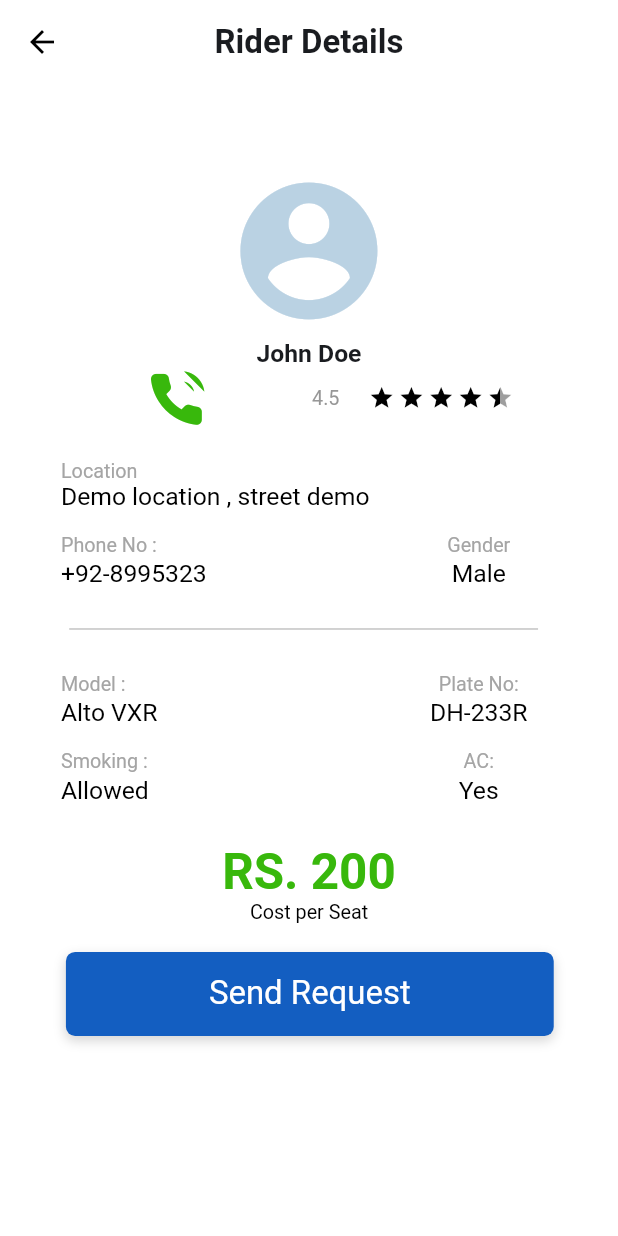
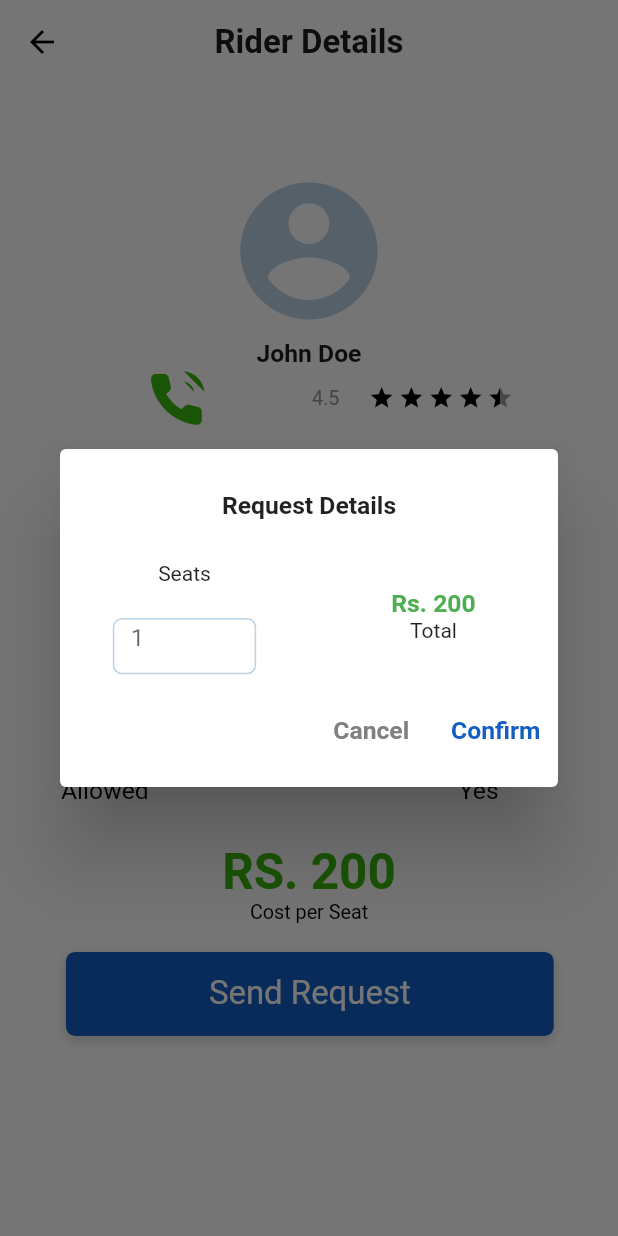
Before and after one commit to Infoshabirkhan/car_pooling_passenger, a Flutter app: the RiderDetailScreen screen opened directly, after a tap on "Send Request", on a phone screen of 412 x 824 dp. Run offline on Flutter 3.47's test engine with Material 2 defaults, Android fonts, the phone set to English and light mode, and no system bars; drawn by our look-alikes of flutter_rating_bar; our stand-ins replace bloc, device_preview, flutter_bloc, flutter_screenutil, google_maps_flutter, pin_code_fields; Roboto replaces fonts that are missing (SF Pro Text).

Commit message:
dialog box added

```diff
--- /dev/null
+++ b/lib/Controller/cubits/rider_detail_view_cubits/book_ride_cubit.dart
@@ -0,0 +1,13 @@
+import 'package:bloc/bloc.dart';
+import 'package:meta/meta.dart';
+
+
+class BookRideCubit extends Cubit<bool> {
+  BookRideCubit(super.initialState);
+
+  manageBooking({required isCancel}){
+
+    emit(isCancel);
+  }
+
+}
--- a/lib/Model/utils/appicons.dart
+++ b/lib/Model/utils/appicons.dart
@@ -12,6 +12,10 @@
 ///       - asset: fonts/AppIcons.ttf
 ///
 ///
+/// * Font Awesome 5, Copyright (C) 2016 by Dave Gandy
+///         Author:    Dave Gandy
+///         License:   SIL (https://github.com/FortAwesome/Font-Awesome/blob/master/LICENSE.txt)
+///         Homepage:  http://fortawesome.github.com/Font-Awesome/
 ///
 import 'package:flutter/widgets.dart';
 
@@ -21,25 +25,24 @@ class AppIcons {
   static const _kFontFam = 'AppIcons';
   static const String? _kFontPkg = null;
 
-  static const IconData home = IconData(0xe800, fontFamily: _kFontFam, fontPackage: _kFontPkg);
-  static const IconData map = IconData(0xe802, fontFamily: _kFontFam, fontPackage: _kFontPkg);
-  static const IconData group = IconData(0xe803, fontFamily: _kFontFam, fontPackage: _kFontPkg);
-  static const IconData account_person = IconData(0xe804, fontFamily: _kFontFam, fontPackage: _kFontPkg);
-  static const IconData component_11___1 = IconData(0xe805, fontFamily: _kFontFam, fontPackage: _kFontPkg);
-  static const IconData arrow_back = IconData(0xe806, fontFamily: _kFontFam, fontPackage: _kFontPkg);
-  static const IconData car = IconData(0xe807, fontFamily: _kFontFam, fontPackage: _kFontPkg);
-  static const IconData customer_care = IconData(0xe808, fontFamily: _kFontFam, fontPackage: _kFontPkg);
-  static const IconData empty_seat = IconData(0xe809, fontFamily: _kFontFam, fontPackage: _kFontPkg);
-  static const IconData arrow_down = IconData(0xe80a, fontFamily: _kFontFam, fontPackage: _kFontPkg);
-  static const IconData arrow_up = IconData(0xe80b, fontFamily: _kFontFam, fontPackage: _kFontPkg);
-  static const IconData phone_call = IconData(0xe80c, fontFamily: _kFontFam, fontPackage: _kFontPkg);
-  static const IconData component_12___1 = IconData(0xe80d, fontFamily: _kFontFam, fontPackage: _kFontPkg);
-  static const IconData component_18___1 = IconData(0xe80e, fontFamily: _kFontFam, fontPackage: _kFontPkg);
-  static const IconData group_12 = IconData(0xe80f, fontFamily: _kFontFam, fontPackage: _kFontPkg);
-  static const IconData icon_feather_search = IconData(0xe811, fontFamily: _kFontFam, fontPackage: _kFontPkg);
-  static const IconData settings = IconData(0xe812, fontFamily: _kFontFam, fontPackage: _kFontPkg);
-  static const IconData star_half = IconData(0xe813, fontFamily: _kFontFam, fontPackage: _kFontPkg);
-  static const IconData star_outlined = IconData(0xe814, fontFamily: _kFontFam, fontPackage: _kFontPkg);
-  static const IconData seat_booked = IconData(0xe815, fontFamily: _kFontFam, fontPackage: _kFontPkg);
-  static const IconData travel = IconData(0xe816, fontFamily: _kFontFam, fontPackage: _kFontPkg);
+  static const IconData phone_call = IconData(0xe800, fontFamily: _kFontFam, fontPackage: _kFontPkg);
+  static const IconData arrow_back = IconData(0xe802, fontFamily: _kFontFam, fontPackage: _kFontPkg);
+  static const IconData star = IconData(0xe803, fontFamily: _kFontFam, fontPackage: _kFontPkg);
+  static const IconData star_half = IconData(0xe804, fontFamily: _kFontFam, fontPackage: _kFontPkg);
+  static const IconData settings = IconData(0xe805, fontFamily: _kFontFam, fontPackage: _kFontPkg);
+  static const IconData star_outlined = IconData(0xe806, fontFamily: _kFontFam, fontPackage: _kFontPkg);
+  static const IconData account_person = IconData(0xe807, fontFamily: _kFontFam, fontPackage: _kFontPkg);
+  static const IconData seat_booked = IconData(0xe808, fontFamily: _kFontFam, fontPackage: _kFontPkg);
+  static const IconData home = IconData(0xe809, fontFamily: _kFontFam, fontPackage: _kFontPkg);
+  static const IconData square = IconData(0xe80a, fontFamily: _kFontFam, fontPackage: _kFontPkg);
+  static const IconData empty_seat = IconData(0xe80b, fontFamily: _kFontFam, fontPackage: _kFontPkg);
+  static const IconData arrow_up = IconData(0xe80c, fontFamily: _kFontFam, fontPackage: _kFontPkg);
+  static const IconData travel = IconData(0xe80d, fontFamily: _kFontFam, fontPackage: _kFontPkg);
+  static const IconData customer_care = IconData(0xe80e, fontFamily: _kFontFam, fontPackage: _kFontPkg);
+  static const IconData arrow_down = IconData(0xe80f, fontFamily: _kFontFam, fontPackage: _kFontPkg);
+  static const IconData group_83 = IconData(0xe810, fontFamily: _kFontFam, fontPackage: _kFontPkg);
+  static const IconData car = IconData(0xe811, fontFamily: _kFontFam, fontPackage: _kFontPkg);
+  static const IconData bucket = IconData(0xe813, fontFamily: _kFontFam, fontPackage: _kFontPkg);
+  static const IconData search = IconData(0xe814, fontFamily: _kFontFam, fontPackage: _kFontPkg);
+  static const IconData user_2 = IconData(0xf007, fontFamily: _kFontFam, fontPackage: _kFontPkg);
 }
--- a/lib/View/bottom_navigaion_views/home_screen_views/home_screen.dart
+++ b/lib/View/bottom_navigaion_views/home_screen_views/home_screen.dart
@@ -125,9 +125,10 @@ class HomeScreen extends StatelessWidget {
               itemCount: 10,
               itemBuilder: (ctx, index) {
                 return BookRideWidget(
+                  currentIndex: index,
                     myIcon: index % 2 == 0
                         ? AppIcons.seat_booked
-                        : AppIcons.seat_booked,
+                        : AppIcons.bucket,
                     name: index % 2 == 0 ? "Booked Seats: 2" : "Delivery");
               })
         ],
--- a/lib/View/bottom_navigaion_views/tavel_views/travel_screen.dart
+++ b/lib/View/bottom_navigaion_views/tavel_views/travel_screen.dart
@@ -1,17 +1,12 @@
 import 'dart:async';
 
 import 'package:car_pooling_passanger/Controller/cubits/travel_views_cubits/find_riders_cubit.dart';
-import 'package:car_pooling_passanger/Model/utils/appcolors.dart';
 import 'package:car_pooling_passanger/View/bottom_navigaion_views/tavel_views/search_rides_view.dart';
-import 'package:car_pooling_passanger/View/utils/custom_widgets/my_text_field.dart';
-import 'package:flutter/cupertino.dart';
 import 'package:flutter/material.dart';
 import 'package:flutter_bloc/flutter_bloc.dart';
-import 'package:flutter_screenutil/flutter_screenutil.dart';
 import 'package:google_maps_flutter/google_maps_flutter.dart';
 
 import '../../../Controller/cubits/travel_views_cubits/bottom_sheet_cubit.dart';
-import '../../utils/custom_widgets/custom_button.dart';
 import 'my_bottom_sheet.dart';
 
 void main() => runApp(const TravelScreen());
--- /dev/null
+++ b/lib/View/riders_detail_views/my_request_dialog.dart
@@ -0,0 +1,78 @@
+import 'package:flutter/material.dart';
+import 'package:flutter_screenutil/flutter_screenutil.dart';
+
+import '../../Model/utils/appcolors.dart';
+import '../utils/custom_widgets/my_text_field.dart';
+
+
+
+class MyRequestDialog extends StatelessWidget {
+  final VoidCallback onConfirm;
+  const MyRequestDialog({Key? key, required this.onConfirm}) : super(key: key);
+
+  @override
+  Widget build(BuildContext context) {
+    return Dialog(
+
+
+      child: SizedBox(
+        height: 205.sp,
+        child: Column(
+          children: [
+
+            Expanded(child: Align(
+                alignment: Alignment.center,
+                child: Text('Request Details', style: TextStyle(fontSize: 15.sp, fontWeight: FontWeight.bold),)),),
+            Expanded(child: Row(
+              children: [
+                Expanded(child: Column(
+                  children: [
+                    const Expanded(child: Text('Seats')),
+                    Expanded(child: SizedBox(
+                        width: 87.sp,
+                        child: const MyTextField(label: '1',))),
+                  ],
+                ),),
+
+
+                Expanded(child: Column(
+                  children: [
+                    Expanded(child: Align(
+
+                        alignment: Alignment.bottomCenter,
+                        child: Text('Rs. 200', style: TextStyle(fontSize: 15.sp, color: Colors.green, fontWeight: FontWeight.bold),))),
+                    Expanded(child: SizedBox(
+                        width: 87.sp,
+                        child: const Align(
+                            alignment: Alignment.topCenter,
+                            child: Text('Total')))),
+                  ],
+                ),),
+
+
+              ],
+            ),),
+            Expanded(child: Row(
+              children: [
+                const Spacer(),
+                Expanded(child: Row(
+                  children: [
+                    Expanded(child: TextButton(onPressed: (){
+                      Navigator.of(context).pop();
+                    },child:  Text('Cancel', style: TextStyle(fontSize: 15.sp, fontWeight: FontWeight.bold,color: const Color(0xff808080)),),)),
+
+
+
+                    Expanded(child: TextButton(onPressed: onConfirm,child: Text('Confirm', style: TextStyle(fontSize: 15.sp, fontWeight: FontWeight.bold, color: AppColors.kBlue)),)),
+                  ],
+                ))
+              ],
+            ),)
+
+          ],
+        ),
+      ),
+
+    );
+  }
+}
--- a/lib/View/riders_detail_views/rider_detail_scren.dart
+++ b/lib/View/riders_detail_views/rider_detail_scren.dart
@@ -1,17 +1,23 @@
 import 'package:car_pooling_passanger/Model/utils/appcolors.dart';
 import 'package:car_pooling_passanger/Model/utils/appicons.dart';
+import 'package:car_pooling_passanger/View/riders_detail_views/my_request_dialog.dart';
 import 'package:car_pooling_passanger/View/riders_detail_views/rider_info_widget.dart';
 import 'package:car_pooling_passanger/View/utils/custom_widgets/custom_button.dart';
 import 'package:car_pooling_passanger/View/utils/custom_widgets/my_rating_stars.dart';
 import 'package:flutter/material.dart';
+import 'package:flutter_bloc/flutter_bloc.dart';
 import 'package:flutter_screenutil/flutter_screenutil.dart';
+
+import '../../Controller/cubits/rider_detail_view_cubits/book_ride_cubit.dart';
 
 class RiderDetailScreen extends StatelessWidget {
   const RiderDetailScreen({Key? key}) : super(key: key);
 
   @override
   Widget build(BuildContext context) {
-    return Scaffold(
+    return BlocProvider(
+      create: (context) => BookRideCubit(false),
+      child: Scaffold(
         backgroundColor: Colors.white,
         appBar: AppBar(
           centerTitle: true,
@@ -182,9 +188,33 @@ class RiderDetailScreen extends StatelessWidget {
               SizedBox(
                 height: 17.sp,
               ),
-            CustomButton(
-                text: 'Send Request', ontap: () {}, color: AppColors.kBlue),
+              BlocBuilder<BookRideCubit, bool>(
+                builder: (context, state) {
+
+                  var rides = context.read<BookRideCubit>();
+
+                  return CustomButton(
+                      text: state == false ? 'Send Request' : 'Cancel Request',
+
+                      ontap: state == true ? (){
+                        Navigator.of(context).pop();
+                      }: () {
+                    showDialog(context: (context), builder: ( context) {
+                      return MyRequestDialog(onConfirm: () {
+
+                        Navigator.of(context).pop();
+
+
+                        rides.manageBooking(isCancel: !state);
+                        // context.read<BookRideCubit>().manageBooking(isCancel: !state);
+
+                      });
+                    });
+                  }, color: state == false ? AppColors.kBlue : AppColors.kRed);
+                },
+              ),
             ],
+          ),
         ),
       ),
     );
```
Also changed, not shown: lib/View/bottom_navigaion_views/home_screen_views/booking_rides_widget.dart (+5 -3 lines), lib/View/bottom_navigaion_views/tavel_views/my_bottom_sheet.dart (+7 -8 lines), lib/View/bottom_navigaion_views/tavel_views/my_riders_cards.dart (+7 -31 lines), lib/View/bottom_navigaion_views/tavel_views/search_rides_view.dart (+26 -10 lines), assets/fonts/AppIcons.ttf. Lines whose indentation alone changed are shown as unchanged.
